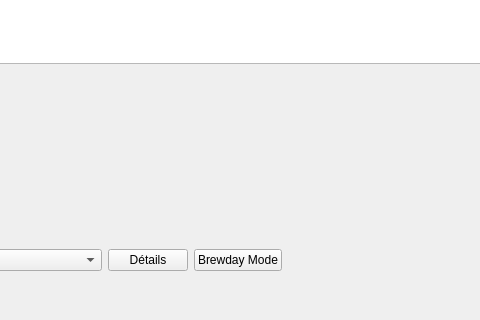
Before: the Qt Designer form reader.ui in 314r/joliebulle, drawn with Qt 5; both pictures show x 325 to 805 and y 395 to 715 of the 1293 by 715 pixel window.
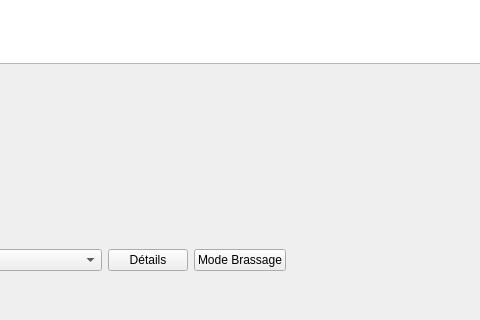
After: the same form once the commit is applied. Icons and pictures are not drawn.

```diff
--- a/reader.ui
+++ b/reader.ui
@@ -98,7 +98,7 @@
              <item>
               <widget class="QPushButton" name="pushButtonBrewdayMode">
                <property name="text">
-                <string>Brewday Mode</string>
+                <string>Mode Brassage</string>
                </property>
               </widget>
              </item>
```
Left out of the diff: 2 changed lines with no effect on the pictures.
